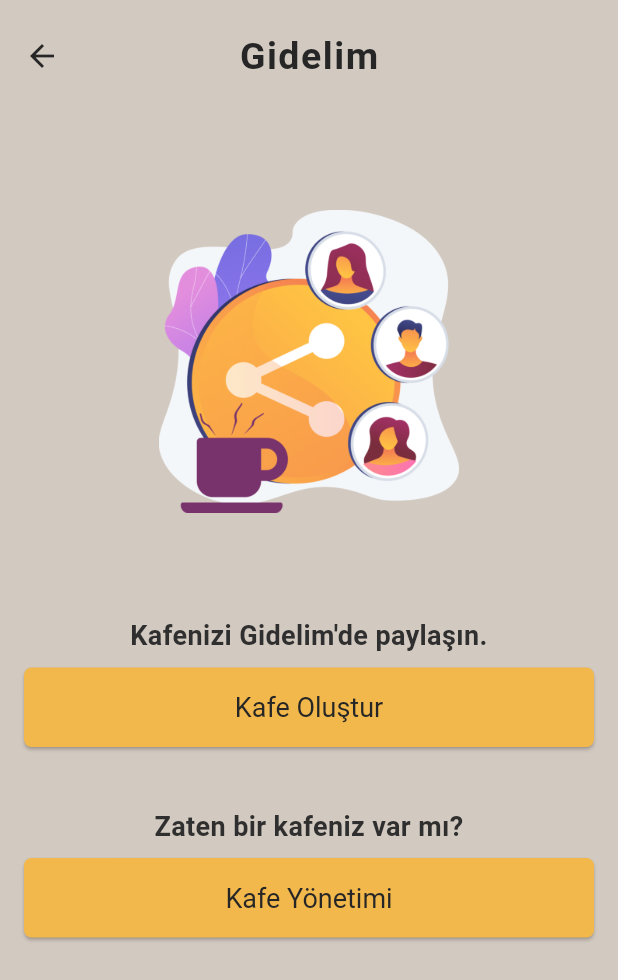
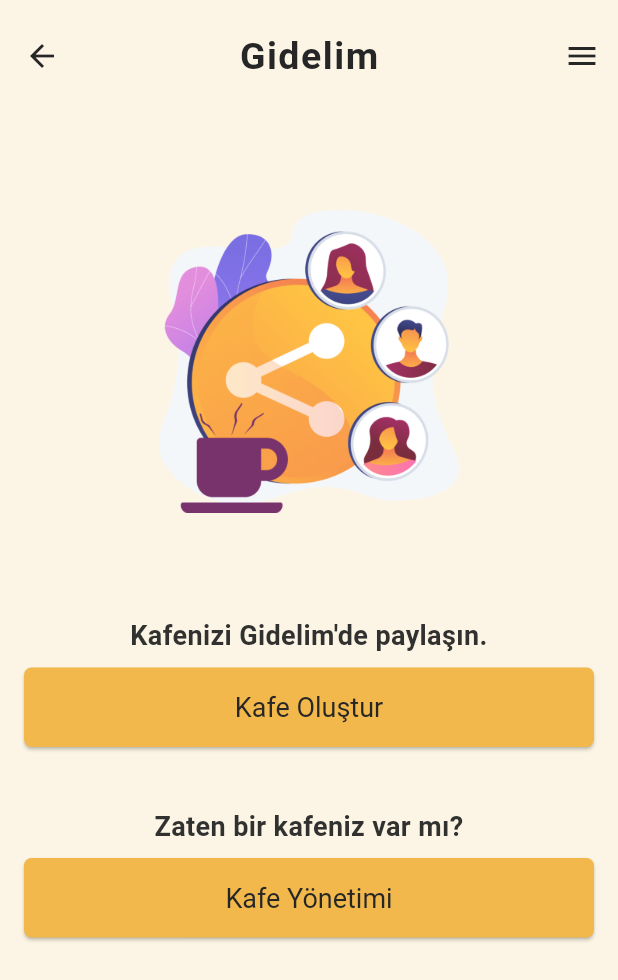
Before and after one commit to OzgurBoruzanci/Gidelim_App, a Flutter app: the CreateCafeManagementScreen screen opened directly, on a phone screen of 412 x 824 dp. Shown: the top 980 px of the screen. Run offline on Flutter 3.47's test engine with Material 3 defaults, Android fonts, the phone set to English and light mode, and no system bars; our stand-ins replace cloud_firestore, firebase_auth, firebase_core, flutter_rating_bar, fluttertoast, google_fonts and 1 more; accounts and stored records are empty; network calls fail.

Commit message:
New UI Theme comlated and Contributors page is created.

```diff
--- a/bootcamp91/lib/product/cafe_card.dart
+++ b/bootcamp91/lib/product/cafe_card.dart
@@ -21,7 +21,7 @@ class CafeCard extends StatelessWidget {
       child: Padding(
         padding: const EdgeInsets.only(left: 16, right: 16, top: 8, bottom: 8),
         child: Card(
-          color: Color.fromARGB(78, 255, 255, 255),
+          color: Color.fromARGB(27, 0, 0, 0),
           elevation: 0, // Gölgesiz
           margin: const EdgeInsets.all(0.0),
           shape: RoundedRectangleBorder(
--- a/bootcamp91/lib/product/project_colors.dart
+++ b/bootcamp91/lib/product/project_colors.dart
@@ -1,7 +1,7 @@
 import 'package:flutter/material.dart';
 
 class ProjectColors {
-  static const firstColor = Color(0xffD2C9C0);
+  static const firstColor = Color(0xffFCF5E5);
   static const textColor = Color.fromARGB(244, 40, 40, 40);
   static const whiteTextColor = Color(0xffFFffff);
   static const whiteColor = Color(0xffFFffff);
--- a/bootcamp91/lib/view/cafe_details_screen.dart
+++ b/bootcamp91/lib/view/cafe_details_screen.dart
@@ -203,7 +203,7 @@ class _CafeDetailScreenState extends State<CafeDetailScreen>
                           padding: const EdgeInsets.symmetric(
                               vertical: 4.0, horizontal: 16.0),
                           child: Card(
-                            color: Color.fromARGB(96, 255, 255, 255),
+                            color: Color.fromARGB(27, 0, 0, 0),
                             elevation: 0, // Daha belirgin gölge
                             shape: RoundedRectangleBorder(
                               borderRadius: BorderRadius.circular(
--- a/bootcamp91/lib/view/create_cafe_managament_screen.dart
+++ b/bootcamp91/lib/view/create_cafe_managament_screen.dart
@@ -1,3 +1,4 @@
+import 'package:bootcamp91/product/custom_drawer.dart';
 import 'package:bootcamp91/product/project_colors.dart';
 import 'package:bootcamp91/product/project_texts.dart';
 import 'package:flutter/material.dart';
@@ -10,12 +11,23 @@ class CreateCafeManagementScreen extends StatelessWidget {
 
   @override
   Widget build(BuildContext context) {
+    final GlobalKey<ScaffoldState> _scaffoldKey = GlobalKey<ScaffoldState>();
+
     return Scaffold(
+      key: _scaffoldKey,
       appBar: AppBar(
         title: Text(
           ProjectTexts().projectName,
           style: GoogleFonts.kleeOne(),
         ),
+        actions: [
+          IconButton(
+            icon: Icon(Icons.menu),
+            onPressed: () {
+              _scaffoldKey.currentState?.openEndDrawer();
+            },
+          ),
+        ],
       ),
       body: SingleChildScrollView(
         child: Padding(
@@ -26,39 +38,37 @@ class CreateCafeManagementScreen extends StatelessWidget {
               // Görsel
               Image.asset(
                 'assets/images/ic_cafe_managament.png',
-                height:
-                    300, // Görsel yüksekliği ihtiyacınıza göre ayarlanabilir
-                width: 200, // Görsel genişliği ihtiyacınıza göre ayarlanabilir
+                height: 300,
+                width: 200,
               ),
-              const SizedBox(height: 20.0), // Görsel ile yazı arasında boşluk
+              const SizedBox(height: 20.0),
               // Kafe oluşturma talimatı
               const Text(
                 'Kafenizi Gidelim\'de paylaşın.',
                 style: TextStyle(fontSize: 18, fontWeight: FontWeight.bold),
                 textAlign: TextAlign.center,
               ),
-              const SizedBox(height: 8.0), // Yazı ile buton arasında boşluk
+              const SizedBox(height: 8.0),
               // Kafe oluştur butonu
               ElevatedButton(
                 onPressed: () {
                   _showCafeCreationDialog(context);
                 },
                 style: ElevatedButton.styleFrom(
-                  // Buton rengi
                   padding: const EdgeInsets.symmetric(
                       vertical: 16.0, horizontal: 32.0),
                   textStyle: const TextStyle(fontSize: 18),
                 ),
                 child: const Text('Kafe Oluştur'),
               ),
-              const SizedBox(height: 40.0), // Butonlar arasında boşluk
+              const SizedBox(height: 40.0),
               // Zaten bir kafeniz var mı yazısı
               const Text(
                 'Zaten bir kafeniz var mı?',
                 style: TextStyle(fontSize: 18, fontWeight: FontWeight.bold),
                 textAlign: TextAlign.center,
               ),
-              const SizedBox(height: 8.0), // Yazı ile buton arasında boşluk
+              const SizedBox(height: 8.0),
               // Kafe yönetimi butonu
               ElevatedButton(
                 onPressed: () {
@@ -67,7 +77,6 @@ class CreateCafeManagementScreen extends StatelessWidget {
                   ));
                 },
                 style: ElevatedButton.styleFrom(
-                  // Buton rengi
                   padding: const EdgeInsets.symmetric(
                       vertical: 16.0, horizontal: 32.0),
                   textStyle: const TextStyle(fontSize: 18),
@@ -78,6 +87,7 @@ class CreateCafeManagementScreen extends StatelessWidget {
           ),
         ),
       ),
+      endDrawer: CustomDrawer(), // Attach the CustomDrawer to the endDrawer
     );
   }
 
--- a/bootcamp91/lib/view/feed_screen.dart
+++ b/bootcamp91/lib/view/feed_screen.dart
@@ -66,7 +66,6 @@ class _FeedScreenState extends State<FeedScreen> {
       appBar: PreferredSize(
         preferredSize: const Size.fromHeight(kToolbarHeight + 70),
         child: AppBar(
-          backgroundColor: Color(0xffD2C9C0),
           elevation: 0,
           title: Text(
             ProjectTexts().projectName,
--- a/bootcamp91/lib/view/main_screen.dart
+++ b/bootcamp91/lib/view/main_screen.dart
@@ -75,7 +75,7 @@ class _MainScreenState extends State<MainScreen> {
           },
         ),
         bottomNavigationBar: BottomNavigationBar(
-          backgroundColor: Color(0xffD2C9C0),
+          backgroundColor: ProjectColors.firstColor,
           items: const <BottomNavigationBarItem>[
             BottomNavigationBarItem(
               icon: Icon(Icons.coffee, size: 30),
@@ -87,8 +87,8 @@ class _MainScreenState extends State<MainScreen> {
             ),
           ],
           currentIndex: _selectedIndex,
-          selectedItemColor: ProjectColors.default_color,
-          unselectedItemColor: ProjectColors.whiteColor,
+          selectedItemColor: ProjectColors.project_yellow,
+          unselectedItemColor: ProjectColors.default_color,
           selectedFontSize: 14,
           unselectedFontSize: 12,
           onTap: _onItemTapped,
--- a/bootcamp91/lib/view/second_welcome_screen.dart
+++ b/bootcamp91/lib/view/second_welcome_screen.dart
@@ -16,7 +16,6 @@ class _SecondWelcomeScreenState extends State<SecondWelcomeScreen> {
   @override
   Widget build(BuildContext context) {
     return Scaffold(
-      backgroundColor: ProjectColors.firstColor,
       appBar: AppBar(
           // title: Text(ProjectTexts().projectName),
           ),
@@ -39,7 +38,7 @@ class _SecondWelcomeScreenState extends State<SecondWelcomeScreen> {
                 child: Text(
                   ProjectTexts().toGidelim,
                   style: GoogleFonts.kleeOne(
-                      color: ProjectColors.whiteTextColor,
+                      color: ProjectColors.default_color,
                       fontSize: 50,
                       fontWeight: FontWeight.w800),
                 ),
@@ -47,7 +46,7 @@ class _SecondWelcomeScreenState extends State<SecondWelcomeScreen> {
               Text(
                 ProjectTexts().welcome,
                 style: GoogleFonts.kleeOne(
-                  color: ProjectColors.whiteTextColor,
+                  color: ProjectColors.default_color,
                   fontSize: 20,
                   fontWeight: FontWeight.w900,
                 ),
--- a/bootcamp91/lib/view/user_favorites_screen.dart
+++ b/bootcamp91/lib/view/user_favorites_screen.dart
@@ -1,3 +1,4 @@
+import 'package:bootcamp91/product/project_colors.dart';
 import 'package:flutter/material.dart';
 import 'package:google_fonts/google_fonts.dart';
 import 'package:bootcamp91/services/cafe_service.dart';
@@ -57,14 +58,14 @@ class _UserFavoritesScreenState extends State<UserFavoritesScreen> {
 
   @override
   Widget build(BuildContext context) {
-    final firstColor = Color(0xffD2C9C0); // firstColor değerini buraya ekleyin
+    final firstColor =
+        ProjectColors.firstColor; // firstColor değerini buraya ekleyin
 
     return Scaffold(
       key: _scaffoldKey,
       appBar: PreferredSize(
         preferredSize: const Size.fromHeight(kToolbarHeight + 70),
         child: AppBar(
-          backgroundColor: firstColor, // AppBar arka plan rengini ayarladık
           elevation: 0,
           title: Text(
             'Favori Kafelerim',
```
Also changed, not shown: bootcamp91/lib/product/custom_drawer.dart (+27 -1 lines), bootcamp91/lib/view/add_cafe_screen.dart (+15 -0 lines), bootcamp91/lib/view/change_password_screen.dart (+15 -0 lines), bootcamp91/lib/view/contributers.dart (added, +69 -0 lines), bootcamp91/lib/view/faq_screen.dart (+38 -6 lines), bootcamp91/lib/view/review_screen.dart (+6 -2 lines), bootcamp91/lib/view/welcome_screen.dart (+6 -4 lines), bootcamp91/assets/images/ic_welcome_image.png.
